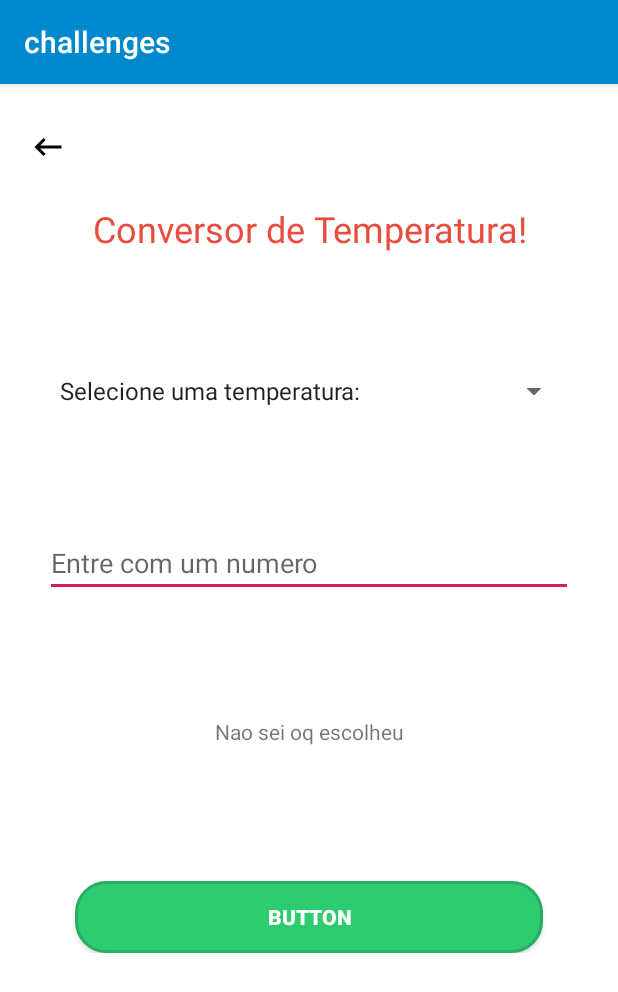
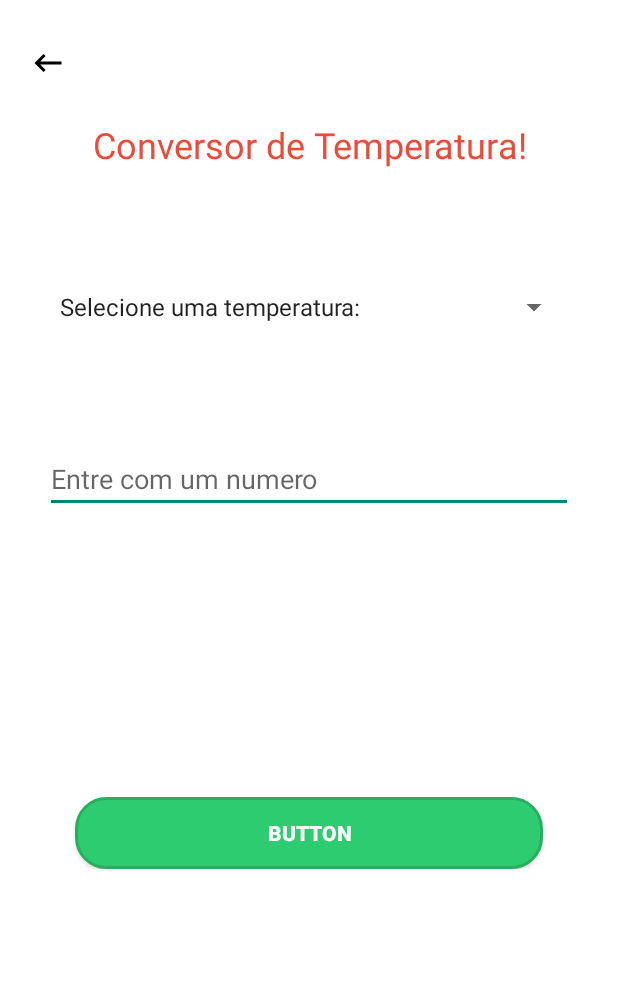
Before and after one commit to renatoReboucas/challenges, an Android app: the ConversorActivity screen opened directly, with no data from a screen before it, on a phone screen of 412 x 824 dp. Shown: the top 992 px of the screen. Run offline under Robolectric (Android 15) with nearby library versions, the phone set to English and light mode, and no system bars.

Commit message:
Craindo snp

```diff
--- a/app/src/main/AndroidManifest.xml
+++ b/app/src/main/AndroidManifest.xml
@@ -9,7 +9,9 @@
             android:roundIcon="@mipmap/ic_launcher_round"
             android:supportsRtl="true"
             android:theme="@style/AppTheme">
-        <activity android:name=".ConversorActivity">
+        <activity android:name=".ConversorActivity"
+                  android:theme="@style/Theme.AppCompat.Light.FullScreen"
+        >
         </activity>
         <activity
                 android:name=".BissextoActivity"
--- a/app/src/main/java/com/rr/challenges/ConversorActivity.kt
+++ b/app/src/main/java/com/rr/challenges/ConversorActivity.kt
@@ -6,19 +6,18 @@ import android.util.Log
 import android.view.View
 import android.widget.AdapterView
 import android.widget.ArrayAdapter
-import android.widget.Toast
 import kotlinx.android.synthetic.main.activity_conversor.*
-import utils.utilidade
 
 class ConversorActivity : AppCompatActivity() {
-
+    private val logTag = "ConversorActivity"
+    private val celcius = "Celsius"
     override fun onCreate(savedInstanceState: Bundle?) {
         super.onCreate(savedInstanceState)
         setContentView(R.layout.activity_conversor)
 
         val temp = arrayListOf(
             "Selecione uma temperatura:",
-            "Celsius",
+            celcius,
             "Kelvin",
             "Fahrenheit"
         )
@@ -27,24 +26,24 @@ class ConversorActivity : AppCompatActivity() {
 
         spinner.adapter = adpter
 
-        spinner.setOnItemSelectedListener(object: AdapterView.OnItemSelectedListener {
+        spinner.onItemSelectedListener = object : AdapterView.OnItemSelectedListener {
             override fun onItemSelected(parent: AdapterView<*>?, view: View?, position: Int, id: Long) {
-//                txt_result.text = "Você escolheu: ${temp[position]}"
-                var valor = temp[position]
+                //                txt_result.text = "Você escolheu: ${temp[position]}"
+                val valor = temp[position]
 
-                if ( valor == "Celsius"){
-//                    txt_result.text = "Você escolheu: ${temp[position]}"
-                var res = calcC(valor)
-                Log.d("spn", "$res")
-                }else{
-                    txt_result.text = "Nao sei oq escolheu"
-                }
+//                if (valor == celcius) {
+                //                    txt_result.text = "Você escolheu: ${temp[position]}"
+                val res = calcC(valor)
+                Log.d(logTag, res)
+//                } else {
+//                    txt_result.text = "Nao sei oq escolheu"
+//                }
             }
 
             override fun onNothingSelected(parent: AdapterView<*>?) {
 
             }
-        })
+        }
 
         btn_voltar.setOnClickListener {
             finish()
@@ -58,16 +57,20 @@ class ConversorActivity : AppCompatActivity() {
 
     }
 
-    fun calcC(valor: String): String{
-                var nome = "errou"
-                var numb = input_numb.editableText.toString().toInt()
-
-//        if ( valor == "Celsius" ){
-//             nome =  "Celsius"
-//        }
-//        if (valor == "Kelvin"){
-//             nome = "Kelvin"
-//        }
+    fun calcC(valor: String): String {
+        Log.d(logTag, "$valor ${valor == celcius}")
+        val nome: String
+        when (valor) {
+            celcius -> {
+                nome = "Graus ºC"
+            }
+            "Kelvin ->" -> {
+                nome = "Graus Kelvin"
+            }
+            else -> {
+                nome = "Não definido"
+            }
+        }
 
 
 //        btn_calc_conv.setOnClickListener {
@@ -88,7 +91,7 @@ class ConversorActivity : AppCompatActivity() {
 //        }
 
 
-//        return "entrou calcC"
+        return nome
     }
 
 }
```
Also changed, not shown: app/src/main/java/utils/Utils.kt (added, +7 -0 lines), app/src/main/java/utils/utilidade.kt (deleted, +0 -15 lines), 2 other files.
